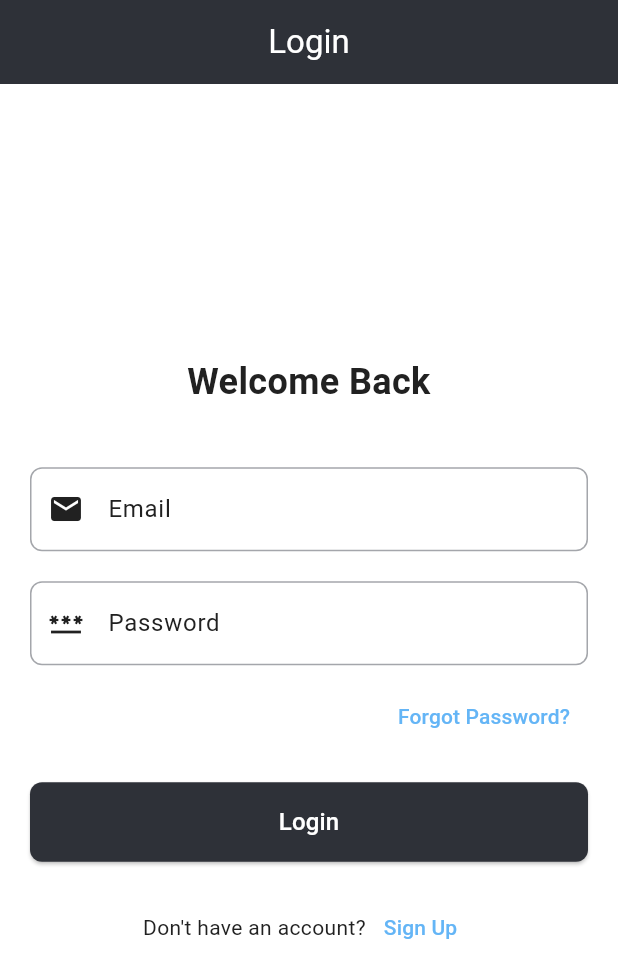
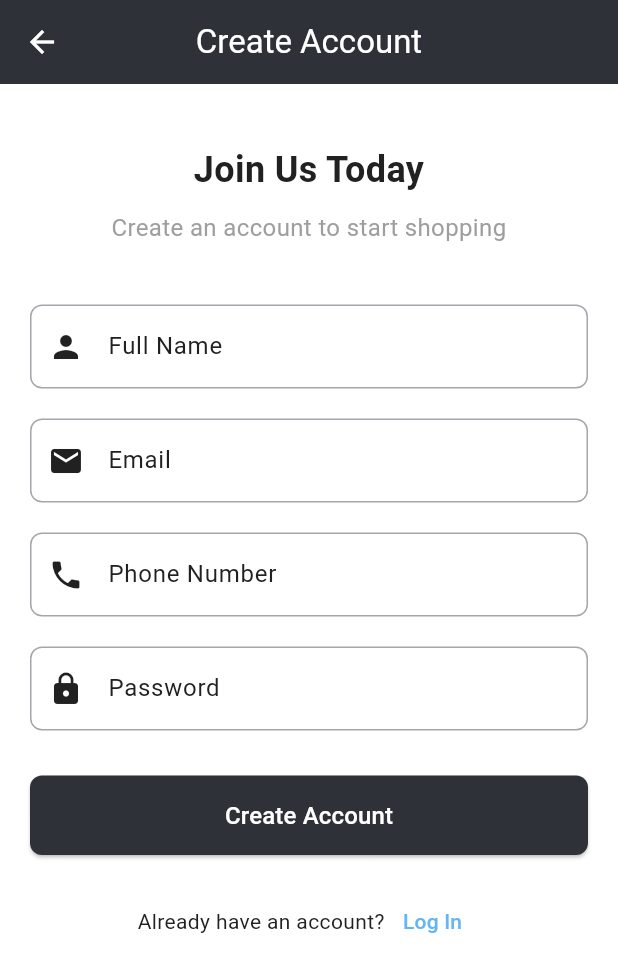
Before and after one commit to Ahmad-Darawsheh/Shop_Clean_Architecture, a Flutter app: the screen it shows after launch, after a tap on "Sign Up", on a phone screen of 412 x 824 dp. Shown: the top 978 px of the screen. Run offline on Flutter 3.47's test engine with Material 3 defaults, Android fonts, the phone set to English and light mode, and no system bars; our stand-ins replace bloc, dartz, dio, equatable, flutter_bloc, get_it.

Commit message:
domain and data layer for register done

```diff
--- a/lib/features/login/presentation/widgets/no_account.dart
+++ b/lib/features/login/presentation/widgets/no_account.dart
@@ -1,4 +1,5 @@
 import 'package:flutter/material.dart';
+import 'package:shop_app_clean/features/register/presentation/pages/register_page.dart';
 
 class NoAccountRedirectRegister extends StatelessWidget {
   const NoAccountRedirectRegister({
@@ -13,7 +14,9 @@ class NoAccountRedirectRegister extends StatelessWidget {
         const Text("Don't have an account?"),
         TextButton(
           onPressed: () {
-            // TODO: Navigate to register page
+            Navigator.push(context, MaterialPageRoute(builder: (context) {
+              return const RegisterPage();
+            }));
           },
           child: const Text('Sign Up'),
         ),
--- /dev/null
+++ b/lib/features/register/data/models/register_model.dart
@@ -0,0 +1,33 @@
+import 'package:shop_app_clean/features/register/domain/entites/register_entity.dart';
+
+class RegisterModel extends RegisterEntity {
+  const RegisterModel(
+      {required super.email,
+      required super.id,
+      required super.name,
+      required super.phone,
+      required super.image,
+      required super.token});
+
+  factory RegisterModel.fromJson(Map<String, dynamic> json) {
+    return RegisterModel(
+      email: json['email'] ?? 'No email',
+      id: json['id'] ?? 'No id',
+      name: json['name'] ?? 'No name',
+      phone: json['phone'] ?? 'No phone',
+      image: json['image'] ?? 'No image',
+      token: json['token'] ?? 'No token',
+    );
+  }
+
+  RegisterEntity toEntity() {
+    return RegisterEntity(
+      email: email,
+      id: id,
+      name: name,
+      phone: phone,
+      image: image,
+      token: token,
+    );
+  }
+}
--- /dev/null
+++ b/lib/features/register/domain/entites/register_entity.dart
@@ -0,0 +1,21 @@
+import 'package:equatable/equatable.dart';
+
+class RegisterEntity extends Equatable {
+  final String email;
+  final String id;
+  final String name;
+  final String phone;
+  final String image;
+  final String token;
+
+  const RegisterEntity(
+      {required this.email,
+      required this.id,
+      required this.name,
+      required this.phone,
+      required this.image,
+      required this.token});
+
+  @override
+  List<Object?> get props => [email, id, name, phone, image, token];
+}
--- /dev/null
+++ b/lib/features/register/domain/repository/register_repository.dart
@@ -0,0 +1,11 @@
+import 'package:dartz/dartz.dart';
+import 'package:shop_app_clean/core/error/failures.dart';
+import 'package:shop_app_clean/features/register/domain/entites/register_entity.dart';
+
+abstract class RegisterRepository {
+  Future<Either<Failure, RegisterEntity>> registerUser(
+      {required String name,
+      required String email,
+      required String phone,
+      required String password});
+}
--- /dev/null
+++ b/lib/features/register/domain/usecases/register_usecase.dart
@@ -0,0 +1,17 @@
+// ignore_for_file: public_member_api_docs, sort_constructors_first
+import 'package:dartz/dartz.dart';
+import 'package:shop_app_clean/core/error/failures.dart';
+import 'package:shop_app_clean/features/register/domain/entites/register_entity.dart';
+import 'package:shop_app_clean/features/register/domain/repository/register_repository.dart';
+
+class RegisterUseCase {
+  RegisterRepository repository;
+  RegisterUseCase({
+    required this.repository,
+  });
+  Future<Either<Failure, RegisterEntity>> register(
+      String email, String password, phone, String name) async {
+    return await repository.registerUser(
+        email: email, password: password, phone: phone, name: name);
+  }
+}
--- /dev/null
+++ b/lib/features/register/presentation/pages/register_page.dart
@@ -0,0 +1,19 @@
+import 'package:flutter/material.dart';
+import 'package:shop_app_clean/features/register/presentation/widgets/register_page_body.dart';
+
+class RegisterPage extends StatelessWidget {
+  const RegisterPage({super.key});
+
+  @override
+  Widget build(BuildContext context) {
+    return Scaffold(
+      appBar: AppBar(
+        title: const Text('Create Account'),
+        centerTitle: true,
+      ),
+      body: const SingleChildScrollView(
+        child: RegisterPageBody(),
+      ),
+    );
+  }
+}
--- /dev/null
+++ b/lib/features/register/presentation/widgets/register_page_body.dart
@@ -0,0 +1,141 @@
+import 'package:flutter/material.dart';
+
+class RegisterPageBody extends StatelessWidget {
+  const RegisterPageBody({super.key});
+
+  @override
+  Widget build(BuildContext context) {
+    // Controllers for form fields
+    final nameController = TextEditingController();
+    final emailController = TextEditingController();
+    final passwordController = TextEditingController();
+    final phoneController = TextEditingController();
+
+    return Padding(
+      padding: const EdgeInsets.all(20.0),
+      child: Column(
+        crossAxisAlignment: CrossAxisAlignment.stretch,
+        children: [
+          const SizedBox(height: 20),
+          const Text(
+            'Join Us Today',
+            style: TextStyle(
+              fontSize: 24,
+              fontWeight: FontWeight.bold,
+            ),
+            textAlign: TextAlign.center,
+          ),
+          const SizedBox(height: 10),
+          const Text(
+            'Create an account to start shopping',
+            style: TextStyle(
+              fontSize: 16,
+              color: Colors.grey,
+            ),
+            textAlign: TextAlign.center,
+          ),
+          const SizedBox(height: 40),
+
+          // Name field
+          _buildTextFormField(
+            controller: nameController,
+            label: 'Full Name',
+            icon: Icons.person,
+            keyboardType: TextInputType.name,
+          ),
+          const SizedBox(height: 20),
+
+          // Email field
+          _buildTextFormField(
+            controller: emailController,
+            label: 'Email',
+            icon: Icons.email,
+            keyboardType: TextInputType.emailAddress,
+          ),
+          const SizedBox(height: 20),
+
+          // Phone field
+          _buildTextFormField(
+            controller: phoneController,
+            label: 'Phone Number',
+            icon: Icons.phone,
+            keyboardType: TextInputType.phone,
+          ),
+          const SizedBox(height: 20),
+
+          // Password field
+          _buildTextFormField(
+            controller: passwordController,
+            label: 'Password',
+            icon: Icons.lock,
+            isPassword: true,
+          ),
+          const SizedBox(height: 30),
+
+          // Register button
+          ElevatedButton(
+            onPressed: () {
+              // TODO: Implement registration logic
+              // _register(
+              //   context: context,
+              //   name: nameController.text,
+              //   email: emailController.text,
+              //   password: passwordController.text,
+              //   phone: phoneController.text,
+              // );
+            },
+            style: ElevatedButton.styleFrom(
+              padding: const EdgeInsets.symmetric(vertical: 15),
+            ),
+            child: const Text(
+              'Create Account',
+              style: TextStyle(fontSize: 16),
+            ),
+          ),
+          const SizedBox(height: 20),
+
+          // Login link
+          Row(
+            mainAxisAlignment: MainAxisAlignment.center,
+            children: [
+              const Text('Already have an account?'),
+              TextButton(
+                onPressed: () {
+                  Navigator.pop(context);
+                },
+                child: const Text('Log In'),
+              ),
+            ],
+          ),
+        ],
+      ),
+    );
+  }
+
+  Widget _buildTextFormField({
+    required TextEditingController controller,
+    required String label,
+    required IconData icon,
+    TextInputType keyboardType = TextInputType.text,
+    bool isPassword = false,
+  }) {
+    return TextFormField(
+      controller: controller,
+      decoration: InputDecoration(
+        labelText: label,
+        prefixIcon: Icon(icon),
+        border: const OutlineInputBorder(),
+        contentPadding:
+            const EdgeInsets.symmetric(vertical: 16, horizontal: 16),
+      ),
+      obscureText: isPassword,
+      keyboardType: keyboardType,
+      validator: (value) {
+        if (value == null || value.isEmpty) {
+          return 'Please enter $label';
+        }
+        return null;
+      },
+    );
+  }
+}
```
Also changed, not shown: lib/features/register/data/datasources/register_remote_data_source.dart (added, +33 -0 lines), lib/features/register/data/repositories/register_repository_impl.dart (added, +28 -0 lines), lib/features/register/presentation/bloc/register_bloc.dart (added, +13 -0 lines), lib/features/register/presentation/bloc/register_event.dart (added, +8 -0 lines), lib/features/register/presentation/bloc/register_state.dart (added, +10 -0 lines).
